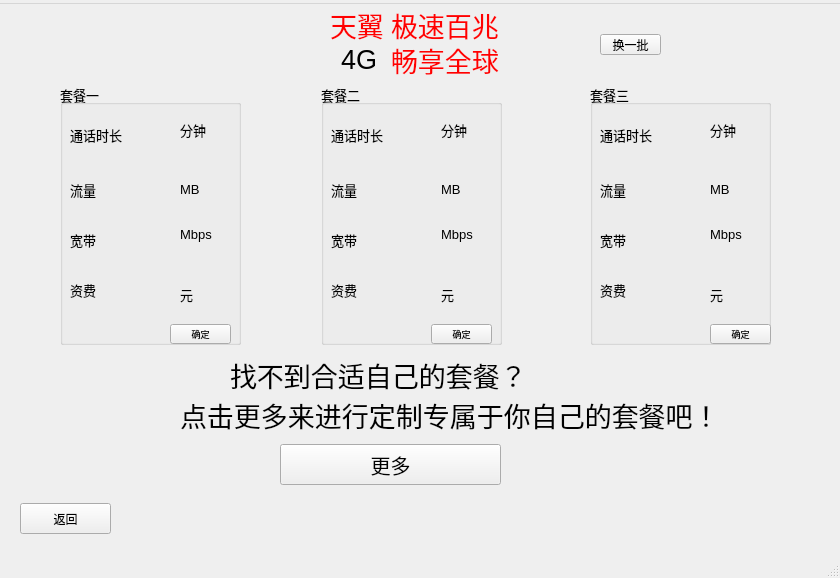
The window that qt03/user_login.ui (s235784/ProgramDesign) describes before a commit, drawn with Qt 5.
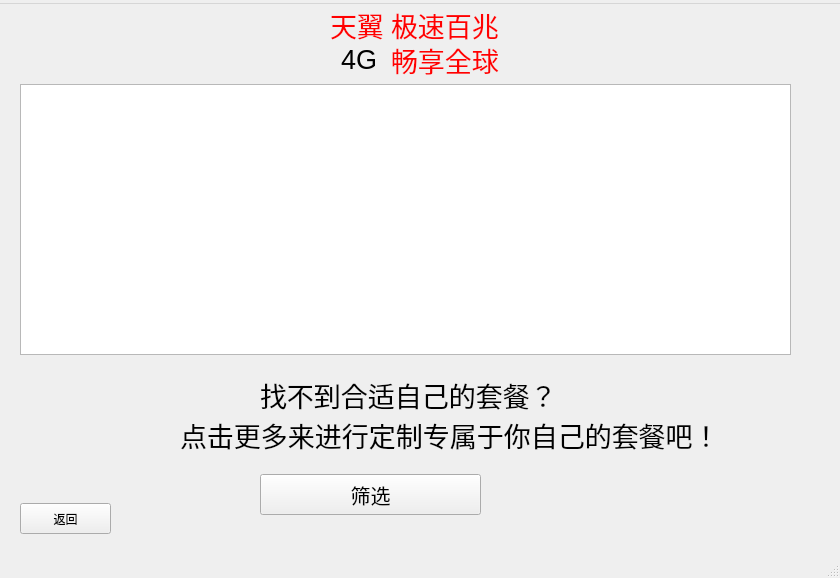
The same window after the commit.

```diff
--- a/qt03/user_login.ui
+++ b/qt03/user_login.ui
@@ -111,8 +111,8 @@
    <widget class="QLabel" name="label_6">
     <property name="geometry">
      <rect>
-      <x>230</x>
-      <y>350</y>
+      <x>260</x>
+      <y>370</y>
       <width>371</width>
       <height>41</height>
      </rect>
@@ -130,7 +130,7 @@
     <property name="geometry">
      <rect>
       <x>180</x>
-      <y>390</y>
+      <y>410</y>
       <width>551</width>
       <height>41</height>
      </rect>
@@ -147,8 +147,8 @@
    <widget class="QPushButton" name="pushButton_more">
     <property name="geometry">
      <rect>
-      <x>280</x>
-      <y>440</y>
+      <x>260</x>
+      <y>470</y>
       <width>221</width>
       <height>41</height>
      </rect>
@@ -159,7 +159,7 @@
      </font>
     </property>
     <property name="text">
-     <string>更多</string>
+     <string>筛选</string>
     </property>
    </widget>
    <widget class="QPushButton" name="pushButton_back">
@@ -180,497 +180,14 @@
      <string>返回</string>
     </property>
    </widget>
-   <widget class="QGroupBox" name="groupBox_3">
+   <widget class="QListWidget" name="listWidget">
     <property name="geometry">
      <rect>
-      <x>321</x>
+      <x>20</x>
       <y>80</y>
-      <width>181</width>
-      <height>261</height>
+      <width>771</width>
+      <height>271</height>
      </rect>
-    </property>
-    <property name="font">
-     <font>
-      <pointsize>10</pointsize>
-     </font>
-    </property>
-    <property name="title">
-     <string>套餐二</string>
-    </property>
-    <widget class="QLabel" name="label_25">
-     <property name="geometry">
-      <rect>
-       <x>10</x>
-       <y>35</y>
-       <width>61</width>
-       <height>31</height>
-      </rect>
-     </property>
-     <property name="text">
-      <string>通话时长</string>
-     </property>
-    </widget>
-    <widget class="QLabel" name="label_26">
-     <property name="geometry">
-      <rect>
-       <x>10</x>
-       <y>90</y>
-       <width>61</width>
-       <height>31</height>
-      </rect>
-     </property>
-     <property name="text">
-      <string>流量</string>
-     </property>
-    </widget>
-    <widget class="QLabel" name="label_27">
-     <property name="geometry">
-      <rect>
-       <x>10</x>
-       <y>140</y>
-       <width>61</width>
-       <height>31</height>
-      </rect>
-     </property>
-     <property name="text">
-      <string>宽带</string>
-     </property>
-    </widget>
-    <widget class="QLabel" name="label_28">
-     <property name="geometry">
-      <rect>
-       <x>10</x>
-       <y>190</y>
-       <width>61</width>
-       <height>31</height>
-      </rect>
-     </property>
-     <property name="text">
-      <string>资费</string>
-     </property>
-    </widget>
-    <widget class="QLabel" name="label_29">
-     <property name="geometry">
-      <rect>
-       <x>120</x>
-       <y>30</y>
-       <width>61</width>
-       <height>31</height>
-      </rect>
-     </property>
-     <property name="font">
-      <font>
-       <pointsize>10</pointsize>
-      </font>
-     </property>
-     <property name="text">
-      <string>分钟</string>
-     </property>
-    </widget>
-    <widget class="QLabel" name="label_30">
-     <property name="geometry">
-      <rect>
-       <x>120</x>
-       <y>90</y>
-       <width>61</width>
-       <height>31</height>
-      </rect>
-     </property>
-     <property name="font">
-      <font>
-       <pointsize>10</pointsize>
-      </font>
-     </property>
-     <property name="text">
-      <string>MB</string>
-     </property>
-    </widget>
-    <widget class="QLabel" name="label_31">
-     <property name="geometry">
-      <rect>
-       <x>120</x>
-       <y>130</y>
-       <width>61</width>
-       <height>41</height>
-      </rect>
-     </property>
-     <property name="font">
-      <font>
-       <pointsize>10</pointsize>
-      </font>
-     </property>
-     <property name="text">
-      <string>Mbps</string>
-     </property>
-    </widget>
-    <widget class="QLabel" name="label_32">
-     <property name="geometry">
-      <rect>
-       <x>120</x>
-       <y>190</y>
-       <width>61</width>
-       <height>41</height>
-      </rect>
-     </property>
-     <property name="font">
-      <font>
-       <pointsize>10</pointsize>
-      </font>
-     </property>
-     <property name="text">
-      <string>元</string>
-     </property>
-    </widget>
-    <widget class="QPushButton" name="pushButton_confirm_2">
-     <property name="geometry">
-      <rect>
-       <x>110</x>
-       <y>240</y>
-       <width>61</width>
-       <height>20</height>
-      </rect>
-     </property>
-     <property name="font">
-      <font>
-       <pointsize>7</pointsize>
-      </font>
-     </property>
-     <property name="text">
-      <string>确定</string>
-     </property>
-    </widget>
-   </widget>
-   <widget class="QGroupBox" name="groupBox_4">
-    <property name="geometry">
-     <rect>
-      <x>590</x>
-      <y>80</y>
-      <width>181</width>
-      <height>261</height>
-     </rect>
-    </property>
-    <property name="font">
-     <font>
-      <pointsize>10</pointsize>
-     </font>
-    </property>
-    <property name="title">
-     <string>套餐三</string>
-    </property>
-    <widget class="QLabel" name="label_33">
-     <property name="geometry">
-      <rect>
-       <x>10</x>
-       <y>35</y>
-       <width>61</width>
-       <height>31</height>
-      </rect>
-     </property>
-     <property name="text">
-      <string>通话时长</string>
-     </property>
-    </widget>
-    <widget class="QLabel" name="label_34">
-     <property name="geometry">
-      <rect>
-       <x>10</x>
-       <y>90</y>
-       <width>61</width>
-       <height>31</height>
-      </rect>
-     </property>
-     <property name="text">
-      <string>流量</string>
-     </property>
-    </widget>
-    <widget class="QLabel" name="label_35">
-     <property name="geometry">
-      <rect>
-       <x>10</x>
-       <y>140</y>
-       <width>61</width>
-       <height>31</height>
-      </rect>
-     </property>
-     <property name="text">
-      <string>宽带</string>
-     </property>
-    </widget>
-    <widget class="QLabel" name="label_36">
-     <property name="geometry">
-      <rect>
-       <x>10</x>
-       <y>190</y>
-       <width>61</width>
-       <height>31</height>
-      </rect>
-     </property>
-     <property name="text">
-      <string>资费</string>
-     </property>
-    </widget>
-    <widget class="QLabel" name="label_37">
-     <property name="geometry">
-      <rect>
-       <x>120</x>
-       <y>30</y>
-       <width>61</width>
-       <height>31</height>
-      </rect>
-     </property>
-     <property name="font">
-      <font>
-       <pointsize>10</pointsize>
-      </font>
-     </property>
-     <property name="text">
-      <string>分钟</string>
-     </property>
-    </widget>
-    <widget class="QLabel" name="label_38">
-     <property name="geometry">
-      <rect>
-       <x>120</x>
-       <y>90</y>
-       <width>61</width>
-       <height>31</height>
-      </rect>
-     </property>
-     <property name="font">
-      <font>
-       <pointsize>10</pointsize>
-      </font>
-     </property>
-     <property name="text">
-      <string>MB</string>
-     </property>
-    </widget>
-    <widget class="QLabel" name="label_39">
-     <property name="geometry">
-      <rect>
-       <x>120</x>
-       <y>130</y>
-       <width>61</width>
-       <height>41</height>
-      </rect>
-     </property>
-     <property name="font">
-      <font>
-       <pointsize>10</pointsize>
-      </font>
-     </property>
-     <property name="text">
-      <string>Mbps</string>
-     </property>
-    </widget>
-    <widget class="QLabel" name="label_40">
-     <property name="geometry">
-      <rect>
-       <x>120</x>
-       <y>190</y>
-       <width>61</width>
-       <height>41</height>
-      </rect>
-     </property>
-     <property name="font">
-      <font>
-       <pointsize>10</pointsize>
-      </font>
-     </property>
-     <property name="text">
-      <string>元</string>
-     </property>
-    </widget>
-    <widget class="QPushButton" name="pushButton_confirm_3">
-     <property name="geometry">
-      <rect>
-       <x>120</x>
-       <y>240</y>
-       <width>61</width>
-       <height>20</height>
-      </rect>
-     </property>
-     <property name="font">
-      <font>
-       <pointsize>7</pointsize>
-      </font>
-     </property>
-     <property name="text">
-      <string>确定</string>
-     </property>
-    </widget>
-   </widget>
-   <widget class="QGroupBox" name="groupBox_5">
-    <property name="geometry">
-     <rect>
-      <x>60</x>
-      <y>80</y>
-      <width>181</width>
-      <height>261</height>
-     </rect>
-    </property>
-    <property name="font">
-     <font>
-      <pointsize>10</pointsize>
-     </font>
-    </property>
-    <property name="title">
-     <string>套餐一</string>
-    </property>
-    <widget class="QLabel" name="label_49">
-     <property name="geometry">
-      <rect>
-       <x>10</x>
-       <y>35</y>
-       <width>61</width>
-       <height>31</height>
-      </rect>
-     </property>
-     <property name="text">
-      <string>通话时长</string>
-     </property>
-    </widget>
-    <widget class="QLabel" name="label_50">
-     <property name="geometry">
-      <rect>
-       <x>10</x>
-       <y>90</y>
-       <width>61</width>
-       <height>31</height>
-      </rect>
-     </property>
-     <property name="text">
-      <string>流量</string>
-     </property>
-    </widget>
-    <widget class="QLabel" name="label_51">
-     <property name="geometry">
-      <rect>
-       <x>10</x>
-       <y>140</y>
-       <width>61</width>
-       <height>31</height>
-      </rect>
-     </property>
-     <property name="text">
-      <string>宽带</string>
-     </property>
-    </widget>
-    <widget class="QLabel" name="label_52">
-     <property name="geometry">
-      <rect>
-       <x>10</x>
-       <y>190</y>
-       <width>61</width>
-       <height>31</height>
-      </rect>
-     </property>
-     <property name="text">
-      <string>资费</string>
-     </property>
-    </widget>
-    <widget class="QLabel" name="label_53">
-     <property name="geometry">
-      <rect>
-       <x>120</x>
-       <y>30</y>
-       <width>61</width>
-       <height>31</height>
-      </rect>
-     </property>
-     <property name="font">
-      <font>
-       <pointsize>10</pointsize>
-      </font>
-     </property>
-     <property name="text">
-      <string>分钟</string>
-     </property>
-    </widget>
-    <widget class="QLabel" name="label_54">
-     <property name="geometry">
-      <rect>
-       <x>120</x>
-       <y>90</y>
-       <width>61</width>
-       <height>31</height>
-      </rect>
-     </property>
-     <property name="font">
-      <font>
-       <pointsize>10</pointsize>
-      </font>
-     </property>
-     <property name="text">
-      <string>MB</string>
-     </property>
-    </widget>
-    <widget class="QLabel" name="label_55">
-     <property name="geometry">
-      <rect>
-       <x>120</x>
-       <y>130</y>
-       <width>61</width>
-       <height>41</height>
-      </rect>
-     </property>
-     <property name="font">
-      <font>
-       <pointsize>10</pointsize>
-      </font>
-     </property>
-     <property name="text">
-      <string>Mbps</string>
-     </property>
-    </widget>
-    <widget class="QLabel" name="label_56">
-     <property name="geometry">
-      <rect>
-       <x>120</x>
-       <y>190</y>
-       <width>61</width>
-       <height>41</height>
-      </rect>
-     </property>
-     <property name="font">
-      <font>
-       <pointsize>10</pointsize>
-      </font>
-     </property>
-     <property name="text">
-      <string>元</string>
-     </property>
-    </widget>
-    <widget class="QPushButton" name="pushButton_confirm">
-     <property name="geometry">
-      <rect>
-       <x>110</x>
-       <y>240</y>
-       <width>61</width>
-       <height>20</height>
-      </rect>
-     </property>
-     <property name="font">
-      <font>
-       <pointsize>7</pointsize>
-      </font>
-     </property>
-     <property name="text">
-      <string>确定</string>
-     </property>
-    </widget>
-   </widget>
-   <widget class="QPushButton" name="pushButton">
-    <property name="geometry">
-     <rect>
-      <x>600</x>
-      <y>30</y>
-      <width>61</width>
-      <height>21</height>
-     </rect>
-    </property>
-    <property name="text">
-     <string>换一批</string>
     </property>
    </widget>
   </widget>
```
